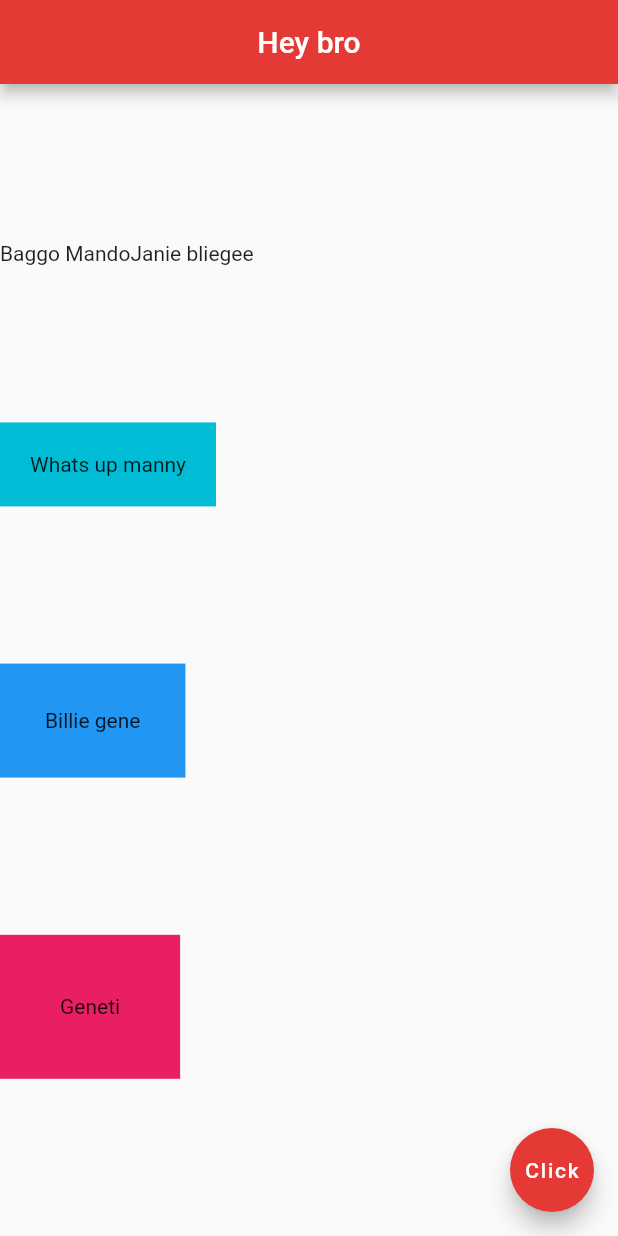
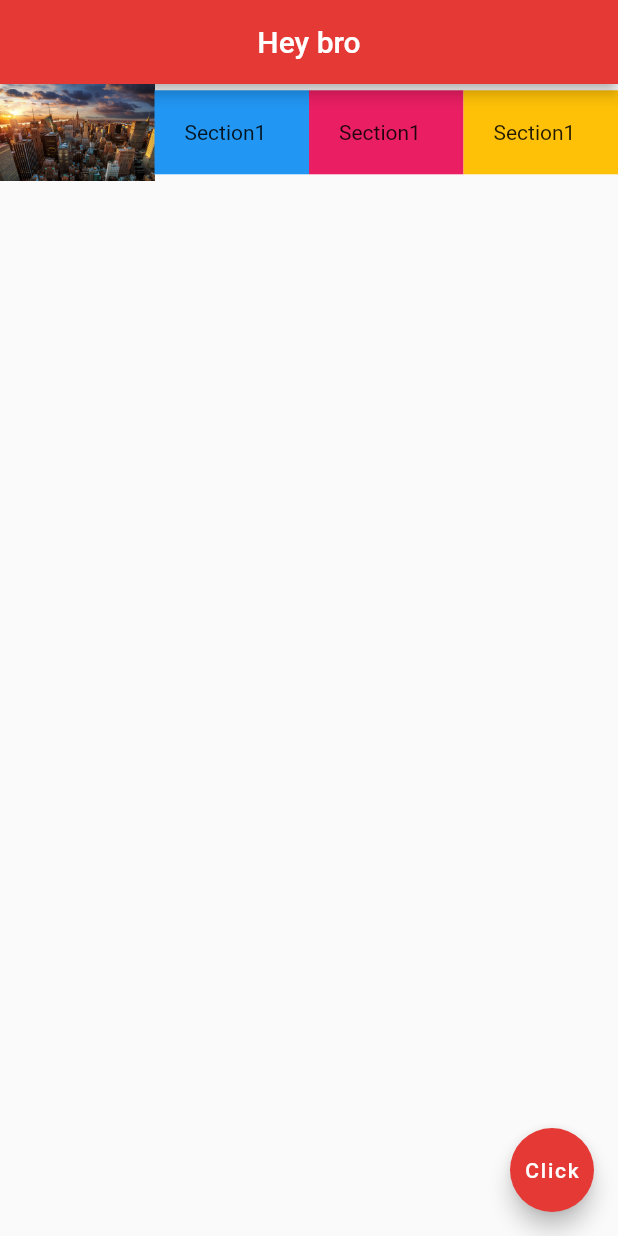
Before and after one commit to davdwhyte87/sampleproject, a Flutter app: the screen it shows after launch, on a phone screen of 412 x 824 dp. Run offline on Flutter 3.47's test engine with Material 2 defaults, Android fonts, the phone set to English and light mode, and no system bars.

Commit message:
Update main.dart

```diff
--- a/lib/main.dart
+++ b/lib/main.dart
@@ -40,30 +40,31 @@ class HomePage extends StatelessWidget {
         centerTitle: true,
         backgroundColor: Colors.red[600],
       ),
-      body: Column(
-        mainAxisAlignment: MainAxisAlignment.spaceEvenly,
-        crossAxisAlignment: CrossAxisAlignment.start,
+      body: Row(
         children: [
-          Row(
-            children: [
-              Text("Baggo Mando"),
-              Text("Janie bliegee")
-            ],
+          Expanded(child: Image.asset("assets/image1.jpg")),
+          Expanded(
+            child: Container(
+              padding: EdgeInsets.all(20),
+              color: Colors.blue,
+              child: Text("Section1"),
+            ),
           ),
-          Container(
-            padding: EdgeInsets.all(20),
-            color: Colors.cyan,
-            child: Text("Whats up manny"),
+
+          Expanded(
+            child: Container(
+              padding: EdgeInsets.all(20),
+              color: Colors.pink,
+              child: Text("Section1"),
+            ),
           ),
-          Container(
-            padding: EdgeInsets.all(30),
-            color: Colors.blue,
-            child: Text("Billie gene"),
-          ),
-          Container(
-            padding: EdgeInsets.all(40),
-            color: Colors.pink,
-            child: Text("Geneti"),
+
+          Expanded(
+            child:   Container(
+              padding: EdgeInsets.all(20),
+              color: Colors.amber,
+              child: Text("Section1"),
+            ),
           )
         ],
       ),
```
